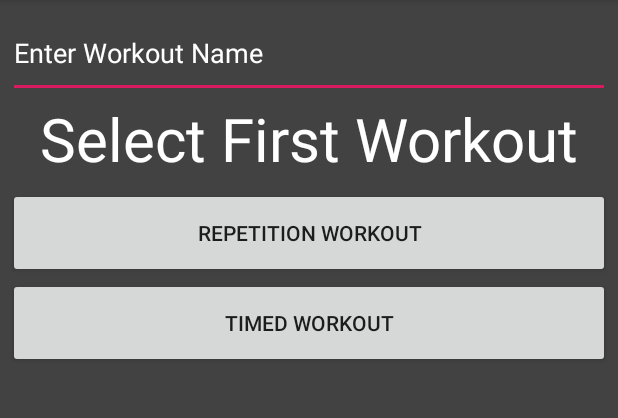
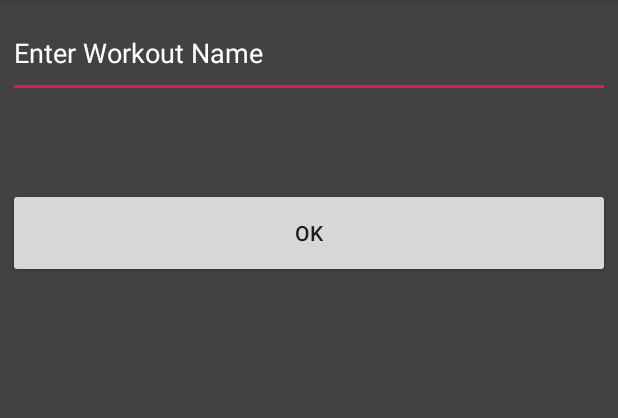
Before and after one commit to mglaser001/WorkoutIntervalTimer, an Android app: the CustomTimerMenuActivity screen opened directly, with no data from a screen before it, on a phone screen of 412 x 824 dp, the part 84-502 px from its top. Run offline under Robolectric (Android 15) with nearby library versions, the phone set to English and light mode, and no system bars.

Commit message:
-Chang CutstomTimerActivity Layout and features

```diff
--- a/app/src/main/java/com/mg/workoutintervalapp/CustomTimerMenuActivity.java
+++ b/app/src/main/java/com/mg/workoutintervalapp/CustomTimerMenuActivity.java
@@ -2,12 +2,56 @@ package com.mg.workoutintervalapp;
 
 import android.support.v7.app.AppCompatActivity;
 import android.os.Bundle;
+import android.view.View;
+import android.widget.Button;
+import android.widget.EditText;
+import android.widget.TextView;
 
 public class CustomTimerMenuActivity extends AppCompatActivity {
 
+    private EditText workoutNameET;
+    private TextView selectTitleTV;
+    private Button okBtn, timeBtn, repBtn, repTimeBtn, restBtn;
+    private boolean isFirst;
     @Override
     protected void onCreate(Bundle savedInstanceState) {
         super.onCreate(savedInstanceState);
         setContentView(R.layout.activity_custom_timer_menu);
+
+        isFirst = true;
+        setActivityViews();
+
+        if(isFirst){
+            selectTitleTV.setVisibility(View.INVISIBLE);
+            timeBtn.setVisibility(View.INVISIBLE);
+            repBtn.setVisibility(View.INVISIBLE);
+            repTimeBtn.setVisibility(View.INVISIBLE);
+            restBtn.setVisibility(View.INVISIBLE);
+        }
+
+
+        okBtn.setOnClickListener(new View.OnClickListener() {
+            @Override
+            public void onClick(View v) {
+                workoutNameET.setVisibility(View.GONE);
+                okBtn.setVisibility(View.GONE);
+
+                selectTitleTV.setVisibility(View.VISIBLE);
+                timeBtn.setVisibility(View.VISIBLE);
+                repBtn.setVisibility(View.VISIBLE);
+                repTimeBtn.setVisibility(View.VISIBLE);
+                restBtn.setVisibility(View.VISIBLE);
+            }
+        });
+
+    }
+    private void setActivityViews(){
+        workoutNameET = findViewById(R.id.custom_workoutName_ET);
+        selectTitleTV = findViewById(R.id.custom_selectTitleTV);
+        okBtn = findViewById(R.id.custom_ok_Btn);
+        timeBtn = findViewById(R.id.custom_timed_Btn);
+        repBtn = findViewById(R.id.custom_reps_Btn);
+        repTimeBtn = findViewById(R.id.custom_repTimed_Btn);
+        restBtn = findViewById(R.id.custom_rest_Btn);
     }
 }
--- a/app/src/main/res/layout/activity_custom_timer_menu.xml
+++ b/app/src/main/res/layout/activity_custom_timer_menu.xml
@@ -17,7 +17,7 @@
     <TextView
         android:id="@+id/custom_selectTitleTV"
         android:text="Select First Workout Type"
-        android:textSize="40dp"
+        android:textSize="20sp"
         android:textColor="@color/cardview_light_background"
         android:textAlignment="center"
         android:layout_width="match_parent"
@@ -25,15 +25,34 @@
         android:layout_below="@id/custom_workoutName_ET"/>/>
     <Button
         android:id="@+id/custom_reps_Btn"
-        android:text="Repetition Workout"
+        android:text="Repetition Interval"
         android:layout_width="match_parent"
         android:layout_height="60dp"
         android:layout_below="@id/custom_selectTitleTV"/>
     <Button
         android:id="@+id/custom_timed_Btn"
-        android:text="Timed workout"
+        android:text="Timed Interval"
         android:layout_width="match_parent"
         android:layout_height="60dp"
         android:layout_below="@id/custom_reps_Btn"/>
+    <Button
+        android:id="@+id/custom_repTimed_Btn"
+        android:text="Repetition Timed Interval"
+        android:layout_width="match_parent"
+        android:layout_height="60dp"
+        android:layout_below="@id/custom_timed_Btn"/>
+    <Button
+        android:id="@+id/custom_rest_Btn"
+        android:text="Rest Interval"
+        android:layout_width="match_parent"
+        android:layout_height="60dp"
+        android:layout_below="@id/custom_repTimed_Btn"/>
+
+    <Button
+        android:id="@+id/custom_ok_Btn"
+        android:layout_width="match_parent"
+        android:layout_height="60dp"
+        android:layout_below="@id/custom_selectTitleTV"
+        android:text="Ok" />
 
 </RelativeLayout>
--- a/app/src/main/res/layout/activity_main.xml
+++ b/app/src/main/res/layout/activity_main.xml
@@ -67,7 +67,7 @@
         android:layout_marginTop="8dp"
         android:layout_marginEnd="8dp"
         android:layout_marginBottom="8dp"
-        android:text="Start Custom Workout"
+        android:text="Start Custom Circuit"
         android:background="@android:color/background_light"
         app:layout_constraintBottom_toBottomOf="parent"
         app:layout_constraintEnd_toEndOf="parent"
```
